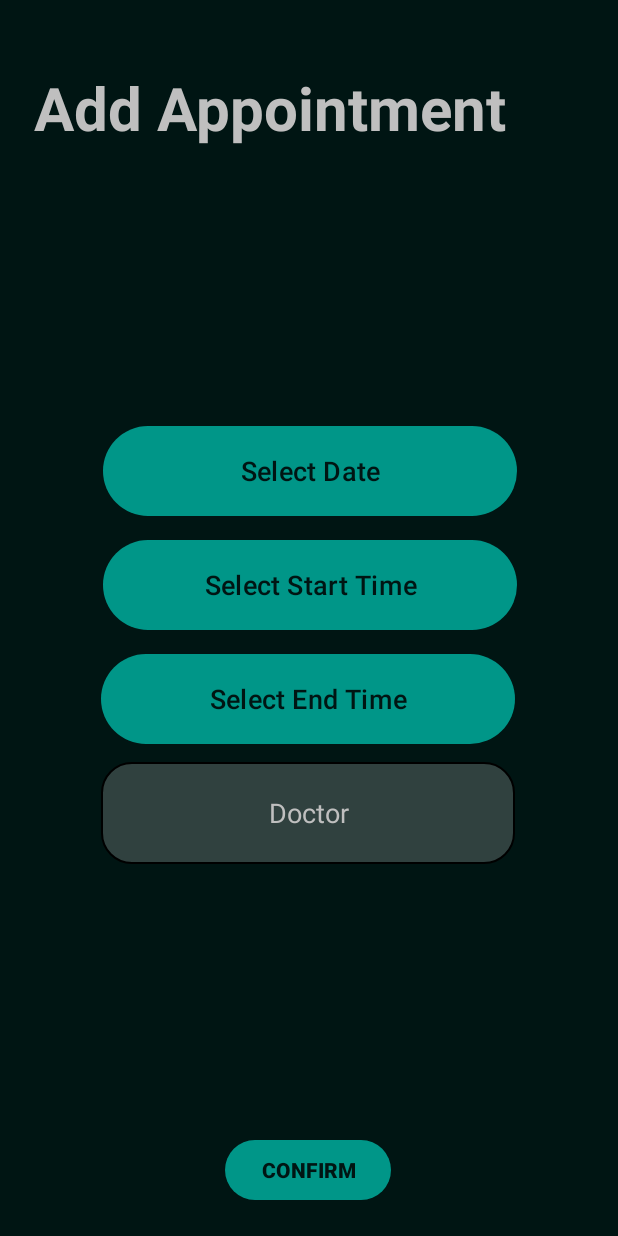
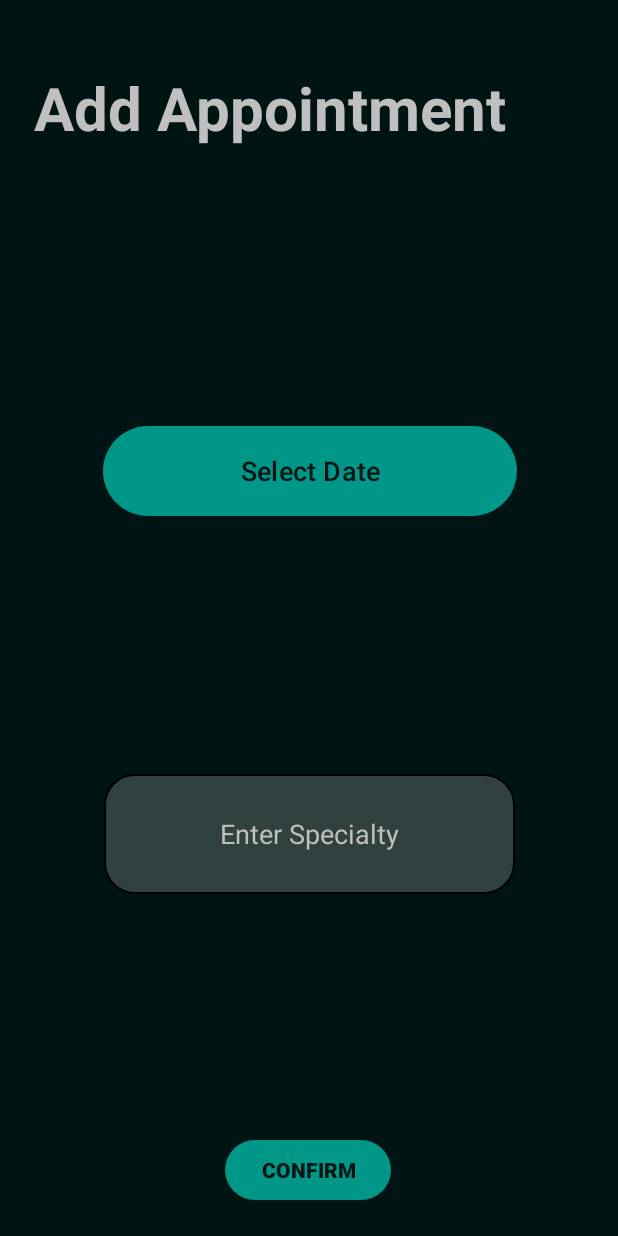
Before and after one commit to BalLotay/MediME, an Android app: the MainActivityPatientAddAppointment screen opened directly, with no data from a screen before it, on a phone screen of 412 x 824 dp. Run offline under Robolectric (Android 15) with nearby library versions, the phone set to English and light mode, and no system bars; our stand-ins replace Firebase (no records; nobody signed in at launch, a user with empty details on screens opened directly); libraries missing offline, so code that uses them is left out: com.wdullaer.materialdatetimepicker.

Commit message:
add search by specialty

```diff
--- a/FinalProject/LoginApp/app/src/main/AndroidManifest.xml
+++ b/FinalProject/LoginApp/app/src/main/AndroidManifest.xml
@@ -12,6 +12,9 @@
         android:supportsRtl="true"
         android:theme="@style/Base.Theme.LoginApp"
         tools:targetApi="31">
+        <activity
+            android:name=".MainActivityListAppointments"
+            android:exported="false" />
         <activity
             android:name=".MainActivityPatientViewPastAppointments"
             android:exported="false" />
--- a/FinalProject/LoginApp/app/src/main/java/com/example/loginapp/MainActivityPatientAddAppointment.java
+++ b/FinalProject/LoginApp/app/src/main/java/com/example/loginapp/MainActivityPatientAddAppointment.java
@@ -4,6 +4,7 @@ import androidx.annotation.NonNull;
 import androidx.appcompat.app.AppCompatActivity;
 
 import android.app.DatePickerDialog;
+import android.content.Intent;
 import android.os.Bundle;
 import android.view.View;
 import android.widget.Button;
@@ -29,6 +30,8 @@ public class MainActivityPatientAddAppointment extends AppCompatActivity {
     private Button selectStartTimeButton;
     private Button selectEndTimeButton;
 
+
+
     private Button confirmButton;
     private EditText doctorEditText;
 
@@ -37,6 +40,8 @@ public class MainActivityPatientAddAppointment extends AppCompatActivity {
     private Calendar selectedStartTime;
     private Calendar selectedEndTime;
     private Button addAppointment;
+
+    private EditText selectSpecialty;
 
     FirebaseDatabase database = FirebaseDatabase.getInstance();
     DatabaseReference userRef = database.getReference("Users");
@@ -50,10 +55,14 @@ public class MainActivityPatientAddAppointment extends AppCompatActivity {
         setContentView(R.layout.activity_main_patient_add_appointment);
 
         selectDateButton = findViewById(R.id.select);
-        selectStartTimeButton = findViewById(R.id.start);
-        selectEndTimeButton = findViewById(R.id.end);
+        //selectStartTimeButton = findViewById(R.id.specialty);
+        //selectEndTimeButton = findViewById(R.id.end);
 
-        doctorEditText = findViewById(R.id.doctor);
+
+        selectSpecialty = findViewById(R.id.special);
+
+
+
         addAppointment = findViewById(R.id.addAppointment);
         String username = getIntent().getStringExtra("Username");
 
@@ -64,29 +73,26 @@ public class MainActivityPatientAddAppointment extends AppCompatActivity {
             }
         });
 
-        selectStartTimeButton.setOnClickListener(new View.OnClickListener() {
-            @Override
-            public void onClick(View v) {
-                showTimePickerDialog(true);
-            }
-        });
 
-        selectEndTimeButton.setOnClickListener(new View.OnClickListener() {
-            @Override
-            public void onClick(View v) {
-                showTimePickerDialog(false);
-            }
-        });
 
         addAppointment.setOnClickListener(new View.OnClickListener() {
             @Override
             public void onClick(View view) {
-                String doctorUsername = doctorEditText.getText().toString();
 
+                String docSpec = selectSpecialty.getText().toString();
+
+                Intent intent = new Intent(MainActivityPatientAddAppointment.this, MainActivitySuccessfulLogin.class);
+                intent.putExtra("specialty", docSpec);
+                intent.putExtra("date", date);
+                intent.putExtra("user", username);
+                startActivity(intent);
+                finish();
                 userRef.addListenerForSingleValueEvent(new ValueEventListener() {
                     @Override
                     public void onDataChange(@NonNull DataSnapshot snapshot) {
 
+
+                        /*
                         // Create and handle the appointment object using the selectedDate, selectedStartTime, and selectedEndTime
                         if (selectedDate != null && selectedStartTime != null && selectedEndTime != null && !doctorUsername.equals("")) {
                             int startHour = 100 * selectedStartTime.get(Calendar.HOUR_OF_DAY);
@@ -121,7 +127,7 @@ public class MainActivityPatientAddAppointment extends AppCompatActivity {
                             Toast.makeText(MainActivityPatientAddAppointment.this, "Please enter all fields", Toast.LENGTH_SHORT).show();
                         }
 
-
+                    */
                     }
 
                     @Override
--- a/FinalProject/LoginApp/app/src/main/res/layout/activity_main_create_shift.xml
+++ b/FinalProject/LoginApp/app/src/main/res/layout/activity_main_create_shift.xml
@@ -38,7 +38,7 @@
         app:layout_constraintTop_toTopOf="parent" />
 
     <Button
-        android:id="@+id/start"
+        android:id="@+id/specialty"
         android:layout_width="276dp"
         android:layout_height="68dp"
         android:layout_marginTop="8dp"
@@ -61,7 +61,7 @@
         app:layout_constraintEnd_toEndOf="parent"
         app:layout_constraintHorizontal_bias="0.496"
         app:layout_constraintStart_toStartOf="parent"
-        app:layout_constraintTop_toBottomOf="@+id/start" />
+        app:layout_constraintTop_toBottomOf="@+id/specialty" />
 
     <Button
         android:id="@+id/confirm"
--- a/FinalProject/LoginApp/app/src/main/res/layout/activity_main_patient_add_appointment.xml
+++ b/FinalProject/LoginApp/app/src/main/res/layout/activity_main_patient_add_appointment.xml
@@ -23,50 +23,6 @@
         app:layout_constraintStart_toStartOf="parent"
         app:layout_constraintTop_toTopOf="parent" />
 
-    <Button
-        android:id="@+id/end"
-        android:layout_width="276dp"
-        android:layout_height="68dp"
-        android:layout_marginTop="8dp"
-        android:text="Select End Time"
-        android:textColor="@color/background"
-        android:textSize="18dp"
-        app:layout_constraintEnd_toEndOf="parent"
-        app:layout_constraintHorizontal_bias="0.496"
-        app:layout_constraintStart_toStartOf="parent"
-        app:layout_constraintTop_toBottomOf="@+id/start" />
-
-
-    <EditText
-        android:id="@+id/doctor"
-        android:layout_width="276dp"
-        android:layout_height="68dp"
-        android:layout_marginTop="8dp"
-        android:ems="15"
-        android:gravity="center"
-        android:hint="Doctor"
-        android:inputType="text"
-        android:padding="20dp"
-        android:textColor="@color/offwhite"
-        android:textColorHint="@color/offwhite"
-        android:background="@drawable/rounded_edittext_background"
-        app:layout_constraintEnd_toEndOf="parent"
-        app:layout_constraintHorizontal_bias="0.496"
-        app:layout_constraintStart_toStartOf="parent"
-        app:layout_constraintTop_toBottomOf="@+id/end" />
-
-    <Button
-        android:id="@+id/start"
-        android:layout_width="276dp"
-        android:layout_height="68dp"
-        android:layout_marginTop="8dp"
-        android:text="Select Start Time"
-        android:textSize="18dp"
-        android:textColor="@color/background"
-        app:layout_constraintEnd_toEndOf="parent"
-        app:layout_constraintHorizontal_bias="0.503"
-        app:layout_constraintStart_toStartOf="parent"
-        app:layout_constraintTop_toBottomOf="@+id/select" />
 
     <Button
         android:id="@+id/select"
@@ -85,7 +41,7 @@
         android:id="@+id/addAppointment"
         android:layout_width="wrap_content"
         android:layout_height="wrap_content"
-        android:layout_below="@id/doctor"
+
         android:layout_centerHorizontal="true"
         android:layout_margin="20dp"
         android:layout_marginBottom="70dp"
@@ -97,4 +53,17 @@
         app:layout_constraintHorizontal_bias="0.498"
         app:layout_constraintStart_toStartOf="parent" />
 
+    <EditText
+        android:id="@+id/special"
+        style="@style/textstyle"
+        android:layout_width="274dp"
+        android:layout_height="80dp"
+        android:ems="10"
+        android:inputType="text"
+        android:text="Enter Specialty"
+        app:layout_constraintBottom_toTopOf="@+id/addAppointment"
+        app:layout_constraintEnd_toEndOf="parent"
+        app:layout_constraintStart_toStartOf="parent"
+        app:layout_constraintTop_toBottomOf="@+id/select" />
+
 </androidx.constraintlayout.widget.ConstraintLayout>
--- a/FinalProject/LoginApp/app/src/main/res/values/styles.xml
+++ b/FinalProject/LoginApp/app/src/main/res/values/styles.xml
@@ -27,4 +27,25 @@
             @android:color/transparent
         </item>
     </style>
+
+    <style name="test">
+        <item name="android:layout_width">276dp</item>
+        <item name="android:layout_height">68dp</item>
+        <item name="android:layout_marginTop">8dp</item>
+        <item name="android:textSize">18dp</item>
+        <item name="android:textColor">@color/background</item>
+    </style>
+
+    <style name="textstyle">
+        <item name="android:layout_width">276dp</item>
+        <item name="android:layout_height">68dp</item>
+        <item name="android:layout_marginTop">8dp</item>
+        <item name="android:background">@drawable/rounded_edittext_background</item>
+        <item name="android:ems">15</item>
+        <item name="android:gravity">center</item>
+        <item name="android:inputType">text</item>
+        <item name="android:padding">20dp</item>
+        <item name="android:textColor">@color/offwhite</item>
+        <item name="android:textColorHint">@color/offwhite</item>
+    </style>
 </resources>
```
Also changed, not shown: FinalProject/LoginApp/app/src/main/java/com/example/loginapp/MainActivityCreateShift.java (+1 -8 lines), FinalProject/LoginApp/app/src/main/java/com/example/loginapp/MainActivityListAppointments.java (added, +169 -0 lines), FinalProject/LoginApp/app/src/main/res/layout/activity_main_list_appointments.xml (added, +62 -0 lines).
